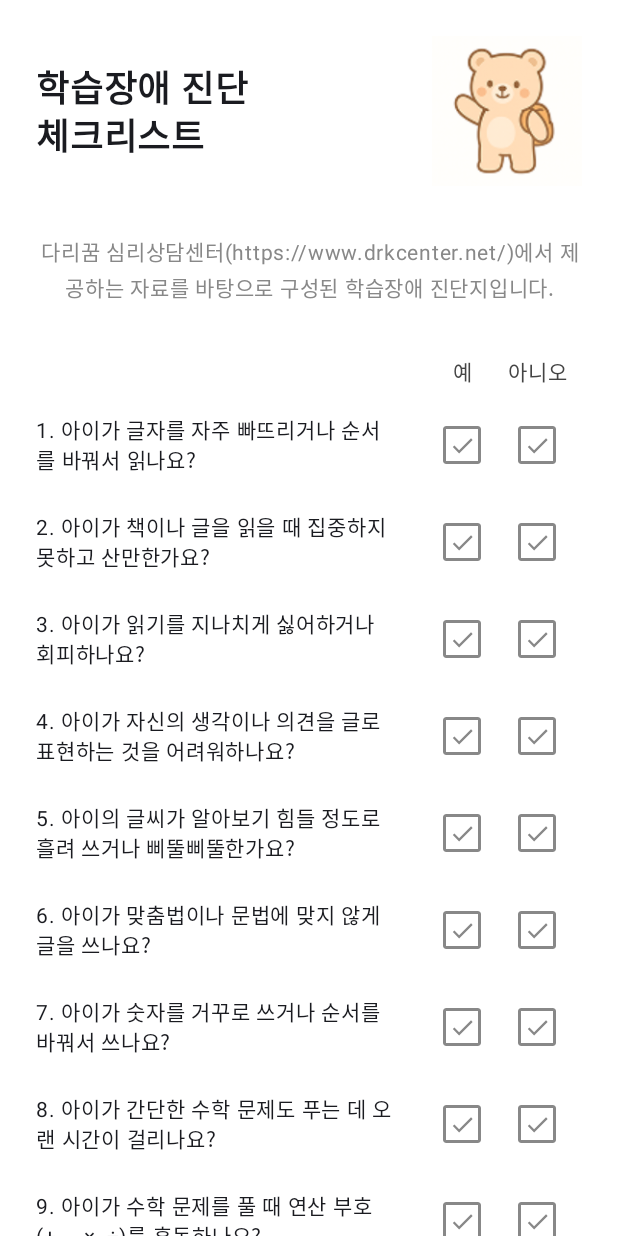
After one commit to Team-Gomgomee/Gomgomee-Android, an Android app built with Jetpack Compose: the ChecklistScreen screen opened through its navigation route, on a phone screen of 412 x 824 dp. The commit adds this screen. Run offline under Robolectric (Android 15) with nearby library versions, the phone set to English and light mode, and no system bars.

Commit message:
#3 [feat] 체크리스트 UI 구성

```diff
--- /dev/null
+++ b/app/src/main/java/com/konkuk/gomgomee/presentation/diagnosis/ChecklistScreen.kt
@@ -0,0 +1,225 @@
+package com.konkuk.gomgomee.presentation.diagnosis
+
+import androidx.compose.foundation.Image
+import androidx.compose.foundation.background
+import androidx.compose.foundation.border
+import androidx.compose.foundation.clickable
+import androidx.compose.foundation.layout.*
+import androidx.compose.foundation.rememberScrollState
+import androidx.compose.foundation.shape.RoundedCornerShape
+import androidx.compose.foundation.verticalScroll
+import androidx.compose.material.icons.Icons
+import androidx.compose.material.icons.filled.Check
+import androidx.compose.material3.*
+import androidx.compose.runtime.Composable
+import androidx.compose.ui.Alignment
+import androidx.compose.ui.Modifier
+import androidx.compose.ui.draw.clip
+import androidx.compose.ui.graphics.Color
+import androidx.compose.ui.res.painterResource
+import androidx.compose.ui.text.font.FontWeight
+import androidx.compose.ui.text.style.TextAlign
+import androidx.compose.ui.unit.dp
+import androidx.compose.ui.unit.sp
+import androidx.lifecycle.viewmodel.compose.viewModel
+import androidx.navigation.NavController
+import com.konkuk.gomgomee.R
+import com.konkuk.gomgomee.ui.theme.White
+
+// 체크박스 관련 색상 정의
+private val CheckboxCheckedColor = Color(0xFF4CAF50)
+private val CheckboxUncheckedColor = Color.Gray
+
+@Composable
+fun ChecklistScreen(
+    navController: NavController,
+    viewModel: ChecklistViewModel = viewModel(),
+    modifier: Modifier = Modifier
+) {
+    Column(
+        modifier = modifier
+            .fillMaxSize()
+            .background(White)
+            .verticalScroll(rememberScrollState())
+            .padding(24.dp),
+        horizontalAlignment = Alignment.CenterHorizontally,
+        verticalArrangement = Arrangement.spacedBy(24.dp)
+    ) {
+        // 상단 타이틀과 이미지
+        Row(
+            modifier = Modifier.fillMaxWidth(),
+            horizontalArrangement = Arrangement.SpaceBetween,
+            verticalAlignment = Alignment.CenterVertically
+        ) {
+            Text(
+                text = "학습장애 진단\n체크리스트",
+                fontSize = 24.sp,
+                fontWeight = FontWeight.Bold,
+                lineHeight = 32.sp
+            )
+            Image(
+                painter = painterResource(id = R.drawable.ic_bear_diagnosis),
+                contentDescription = "곰곰이 캐릭터",
+                modifier = Modifier.size(100.dp)
+            )
+        }
+
+        // 출처 안내
+        Text(
+            text = "다리꿈 심리상담센터(https://www.drkcenter.net/)에서 제공하는 자료를 바탕으로 구성된 학습장애 진단지입니다.",
+            fontSize = 14.sp,
+            color = Color.Gray,
+            textAlign = TextAlign.Center,
+            modifier = Modifier.padding(vertical = 8.dp)
+        )
+
+        // 체크리스트 영역
+        Column(
+            modifier = Modifier.fillMaxWidth(),
+            verticalArrangement = Arrangement.spacedBy(8.dp) // 항목 간격 축소
+        ) {
+            // 컬럼 헤더
+            Row(
+                modifier = Modifier.fillMaxWidth(),
+                horizontalArrangement = Arrangement.SpaceBetween,
+                verticalAlignment = Alignment.CenterVertically
+            ) {
+                Spacer(modifier = Modifier.weight(1f))
+                Row(
+                    modifier = Modifier.width(110.dp),
+                    horizontalArrangement = Arrangement.SpaceEvenly,
+                    verticalAlignment = Alignment.CenterVertically
+                ) {
+                    Text(
+                        text = "예",
+                        fontSize = 14.sp,
+                        fontWeight = FontWeight.Medium,
+                        color = Color.DarkGray,
+                        textAlign = TextAlign.Center,
+                        modifier = Modifier.width(40.dp)
+                    )
+                    Text(
+                        text = "아니오",
+                        fontSize = 14.sp,
+                        fontWeight = FontWeight.Medium,
+                        color = Color.DarkGray,
+                        textAlign = TextAlign.Center,
+                        modifier = Modifier.width(40.dp)
+                    )
+                }
+            }
+
+            // 체크리스트 항목들
+            viewModel.checklistItems.forEach { item ->
+                ChecklistItemRow(
+                    number = item.id,
+                    question = item.question,
+                    answer = item.answer,
+                    onAnswerSelected = { answer ->
+                        viewModel.updateAnswer(item.id, answer)
+                    }
+                )
+            }
+        }
+
+        // 결과 보기 버튼
+        Button(
+            onClick = { navController.navigate("checklist_result") },
+            enabled = viewModel.isAllItemsAnswered,
+            modifier = Modifier
+                .fillMaxWidth()
+                .padding(vertical = 16.dp),
+            colors = ButtonDefaults.buttonColors(
+                containerColor = MaterialTheme.colorScheme.primary,
+                disabledContainerColor = Color.Gray
+            )
+        ) {
+            Text(
+                text = "결과 보러가기",
+                fontSize = 18.sp,
+                modifier = Modifier.padding(vertical = 8.dp)
+            )
+        }
+    }
+}
+
+@Composable
+private fun ChecklistItemRow(
+    number: Int,
+    question: String,
+    answer: Boolean?,
+    onAnswerSelected: (Boolean) -> Unit
+) {
+    Row(
+        modifier = Modifier
+            .fillMaxWidth()
+            .padding(vertical = 8.dp), // 세로 패딩 축소
+        horizontalArrangement = Arrangement.SpaceBetween,
+        verticalAlignment = Alignment.CenterVertically
+    ) {
+        // 질문 번호와 내용
+        Text(
+            text = "$number. $question",
+            fontSize = 14.sp,
+            textAlign = TextAlign.Start,
+            modifier = Modifier
+                .weight(1f)
+                .padding(end = 16.dp),
+            lineHeight = 20.sp
+        )
+
+        // 체크박스 그룹
+        Row(
+            modifier = Modifier.width(110.dp),
+            horizontalArrangement = Arrangement.SpaceEvenly,
+            verticalAlignment = Alignment.CenterVertically
+        ) {
+            Box(
+                modifier = Modifier.width(40.dp),
+                contentAlignment = Alignment.Center
+            ) {
+                CustomCheckbox(
+                    checked = answer == true,
+                    onCheckedChange = { onAnswerSelected(true) }
+                )
+            }
+            Box(
+                modifier = Modifier.width(40.dp),
+                contentAlignment = Alignment.Center
+            ) {
+                CustomCheckbox(
+                    checked = answer == false,
+                    onCheckedChange = { onAnswerSelected(false) }
+                )
+            }
+        }
+    }
+}
+
+@Composable
+private fun CustomCheckbox(
+    checked: Boolean,
+    onCheckedChange: (Boolean) -> Unit,
+    modifier: Modifier = Modifier
+) {
+    Box(
+        modifier = modifier
+            .background(Color.White)  // 디버깅용 배경색
+            .size(25.dp)
+            .clip(RoundedCornerShape(2.dp))
+            .border(
+                width = 1.5.dp,
+                color = if (checked) CheckboxCheckedColor else CheckboxUncheckedColor,
+                shape = RoundedCornerShape(2.dp)
+            )
+            .clickable { onCheckedChange(!checked) },
+        contentAlignment = Alignment.Center
+    ) {
+        Icon(
+            imageVector = Icons.Default.Check,
+            contentDescription = null,
+            tint = if (checked) CheckboxCheckedColor else CheckboxUncheckedColor,
+            modifier = Modifier.size(18.dp)
+        )
+    }
+}
--- /dev/null
+++ b/app/src/main/java/com/konkuk/gomgomee/presentation/diagnosis/ChecklistViewModel.kt
@@ -0,0 +1,46 @@
+package com.konkuk.gomgomee.presentation.diagnosis
+
+import androidx.compose.runtime.getValue
+import androidx.compose.runtime.mutableStateOf
+import androidx.compose.runtime.setValue
+import androidx.lifecycle.ViewModel
+
+data class ChecklistItem(
+    val id: Int,
+    val question: String,
+    var answer: Boolean? = null
+)
+
+class ChecklistViewModel : ViewModel() {
+    var checklistItems by mutableStateOf(listOf(
+        ChecklistItem(1, "아이가 글자를 자주 빠뜨리거나 순서를 바꿔서 읽나요?"),
+        ChecklistItem(2, "아이가 책이나 글을 읽을 때 집중하지 못하고 산만한가요?"),
+        ChecklistItem(3, "아이가 읽기를 지나치게 싫어하거나 회피하나요?"),
+        ChecklistItem(4, "아이가 자신의 생각이나 의견을 글로 표현하는 것을 어려워하나요?"),
+        ChecklistItem(5, "아이의 글씨가 알아보기 힘들 정도로 흘려 쓰거나 삐뚤삐뚤한가요?"),
+        ChecklistItem(6, "아이가 맞춤법이나 문법에 맞지 않게 글을 쓰나요?"),
+        ChecklistItem(7, "아이가 숫자를 거꾸로 쓰거나 순서를 바꿔서 쓰나요?"),
+        ChecklistItem(8, "아이가 간단한 수학 문제도 푸는 데 오랜 시간이 걸리나요?"),
+        ChecklistItem(9, "아이가 수학 문제를 풀 때 연산 부호(+, -, ×, ÷)를 혼동하나요?"),
+        ChecklistItem(10, "아이가 선생님의 설명이나 지시사항을 잘 이해하지 못하나요?"),
+        ChecklistItem(11, "아이가 주의집중 시간이 또래에 비해 현저히 짧은가요?"),
+        ChecklistItem(12, "아이가 수업 중에 자주 딴짓을 하거나 멍을 자주 때리나요?"),
+        ChecklistItem(13, "아이가 숙제나 준비물을 자주 잊어버리나요?"),
+        ChecklistItem(14, "아이가 또래와의 관계에서 어려움을 겪나요?"),
+        ChecklistItem(15, "아이가 자존감이 낮고 자신감이 부족해 보이나요?")
+    ))
+        private set
+
+    val isAllItemsAnswered: Boolean
+        get() = checklistItems.all { it.answer != null }
+
+    fun updateAnswer(id: Int, answer: Boolean) {
+        checklistItems = checklistItems.map { item ->
+            if (item.id == id) item.copy(answer = answer) else item
+        }
+    }
+
+    fun resetAnswers() {
+        checklistItems = checklistItems.map { it.copy(answer = null) }
+    }
+}
--- a/app/src/main/java/com/konkuk/gomgomee/presentation/diagnosis/DiagnosisScreen.kt
+++ b/app/src/main/java/com/konkuk/gomgomee/presentation/diagnosis/DiagnosisScreen.kt
@@ -15,7 +15,9 @@ import androidx.compose.ui.text.font.FontWeight
 import androidx.compose.ui.text.style.TextAlign
 import androidx.compose.ui.unit.dp
 import androidx.compose.ui.unit.sp
+import androidx.navigation.NavController
 import com.konkuk.gomgomee.R
+import com.konkuk.gomgomee.presentation.navigation.Route
 import com.konkuk.gomgomee.ui.theme.White
 
 // 연두색 계열의 색상 정의
@@ -24,8 +26,8 @@ private val DarkGreen = Color(0xFF86B875)
 
 @Composable
 fun DiagnosisScreen(
+    navController: NavController,
     modifier: Modifier = Modifier,
-    onSelfDiagnosisClick: () -> Unit = {},
     onReadingAreaClick: () -> Unit = {},
     onWritingAreaClick: () -> Unit = {},
     onListeningAreaClick: () -> Unit = {},
@@ -69,7 +71,9 @@ fun DiagnosisScreen(
                 fontWeight = FontWeight.Bold
             )
             Button(
-                onClick = onSelfDiagnosisClick,
+                onClick = {
+                    navController.navigate(route = Route.Checklist.route)
+                },
                 modifier = Modifier
                     .fillMaxWidth()
                     .border(2.dp, DarkGreen, RoundedCornerShape(12.dp)),
--- a/app/src/main/java/com/konkuk/gomgomee/presentation/navigation/GomgomeeNavGraph.kt
+++ b/app/src/main/java/com/konkuk/gomgomee/presentation/navigation/GomgomeeNavGraph.kt
@@ -5,6 +5,7 @@ import androidx.compose.ui.Modifier
 import androidx.navigation.NavHostController
 import androidx.navigation.compose.NavHost
 import androidx.navigation.compose.composable
+import com.konkuk.gomgomee.presentation.diagnosis.ChecklistScreen
 import com.konkuk.gomgomee.presentation.findcare.DiagnosisScreen
 import com.konkuk.gomgomee.presentation.findcare.FindCareScreen
 import com.konkuk.gomgomee.presentation.home.HomeDetailScreen
@@ -60,7 +61,9 @@ fun GomgomeeNavGraph(
         }
 
         composable(route = Route.Diagnosis.route) {
-            DiagnosisScreen()
+            DiagnosisScreen(
+                navController = navController
+            )
         }
 
         composable(route = Route.FindCare.route) {
@@ -74,5 +77,16 @@ fun GomgomeeNavGraph(
         composable(route = Route.HomeDetail.route) {
             HomeDetailScreen()
         }
+
+        composable(route = Route.Checklist.route) {
+            ChecklistScreen(
+                navController = navController
+            )
+        }
+
+        // 결과 화면은 추후 구현 예정
+        composable(route = Route.ChecklistResult.route) {
+            // ChecklistResultScreen(navController = navController)
+        }
     }
 }
--- a/app/src/main/java/com/konkuk/gomgomee/presentation/navigation/Route.kt
+++ b/app/src/main/java/com/konkuk/gomgomee/presentation/navigation/Route.kt
@@ -18,4 +18,8 @@ sealed class Route(
     data object FindCare: Route(route = "findcare")
 
     data object MyPage: Route(route = "mypage")
+
+    data object Checklist: Route(route = "checklist")
+
+    data object ChecklistResult: Route(route = "checklist_result")
 }
```
